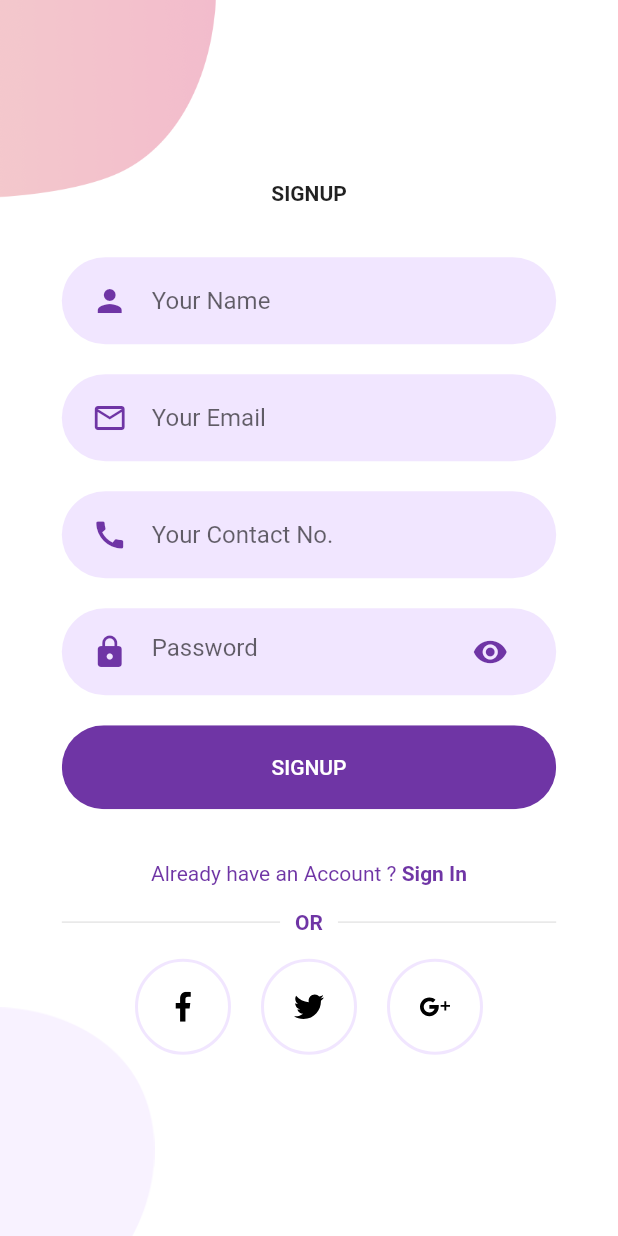
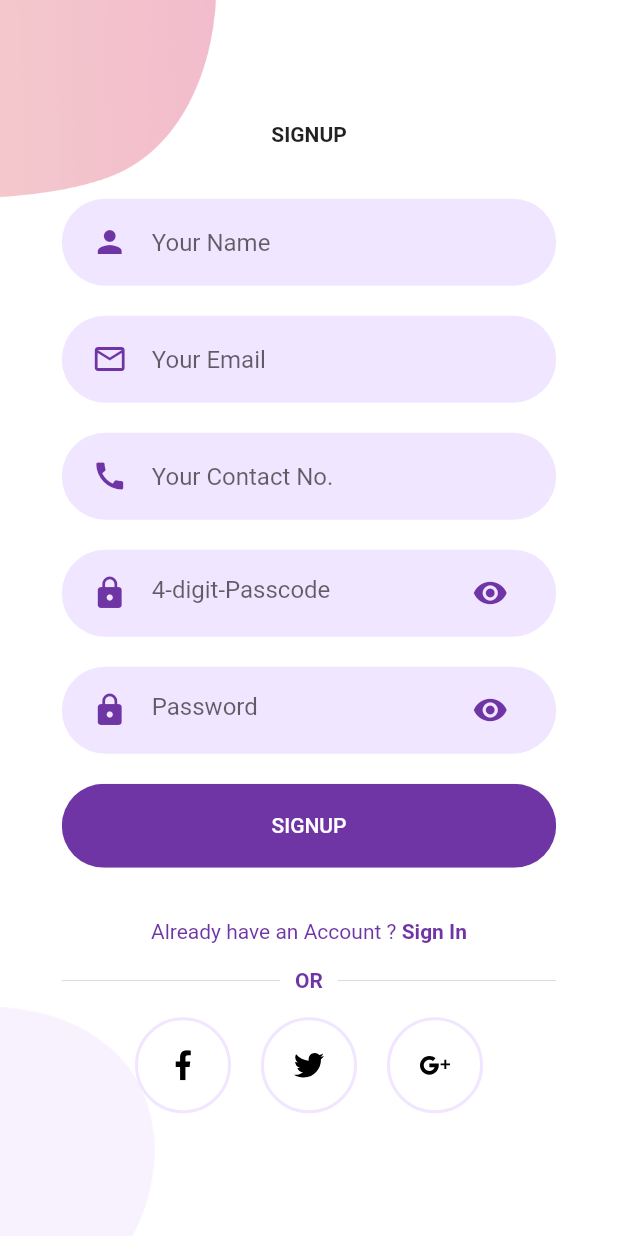
Before and after one commit to rutvik11062000/Emergency-Services-DE, a Flutter app: the SignUpScreen screen opened directly, after a tap on "SIGNUP", on a phone screen of 412 x 824 dp. Run offline on Flutter 3.47's test engine with Material 2 defaults, Android fonts, the phone set to English and light mode, and no system bars; our stand-ins replace cloud_firestore, firebase_auth, firebase_core, flutter_svg; accounts and stored records are empty; network calls fail.

Commit message:
getting-services-from-firebase 📅

```diff
--- a/lib/Screens/Signup/components/body.dart
+++ b/lib/Screens/Signup/components/body.dart
@@ -33,7 +33,10 @@ class _BodyState extends State<Body> {
     String name = "nmae",
         email = "email",
         contact = "contact",
+        passcode = "passcode",
         password = "pass";
+
+    // int passcode = 0000;
     Size size = MediaQuery.of(context).size;
     return Background(
       child: SingleChildScrollView(
@@ -69,6 +72,14 @@ class _BodyState extends State<Body> {
               },
               icon: Icons.call,
             ),
+            RoundedPassCode(
+              onChanged: (value) {
+                // setState(() {
+                passcode = value;
+                // print(password);
+                // });
+              },
+            ),
             RoundedPasswordField(
               onChanged: (value) {
                 // setState(() {
@@ -82,7 +93,7 @@ class _BodyState extends State<Body> {
               press: () async {
                 // await createUserWithEmailPassword();
                 // print(name + email + contact + password);
-                await addUser(email, contact, name, password);
+                await addUser(email, contact, name, password, passcode);
                 Navigator.pushReplacement(
                   context,
                   MaterialPageRoute(
--- a/lib/components/rounded_password_field.dart
+++ b/lib/components/rounded_password_field.dart
@@ -13,6 +13,7 @@ class RoundedPasswordField extends StatelessWidget {
   Widget build(BuildContext context) {
     return TextFieldContainer(
       child: TextField(
+        // keyboardType: ,
         obscureText: true,
         onChanged: onChanged,
         cursorColor: kPrimaryColor,
@@ -32,3 +33,35 @@ class RoundedPasswordField extends StatelessWidget {
     );
   }
 }
+
+class RoundedPassCode extends StatelessWidget {
+  final ValueChanged<String> onChanged;
+  const RoundedPassCode({
+    Key key,
+    this.onChanged,
+  }) : super(key: key);
+
+  @override
+  Widget build(BuildContext context) {
+    return TextFieldContainer(
+      child: TextField(
+        keyboardType: TextInputType.number,
+        obscureText: true,
+        onChanged: onChanged,
+        cursorColor: kPrimaryColor,
+        decoration: InputDecoration(
+          hintText: "4-digit-Passcode",
+          icon: Icon(
+            Icons.lock,
+            color: kPrimaryColor,
+          ),
+          suffixIcon: Icon(
+            Icons.visibility,
+            color: kPrimaryColor,
+          ),
+          border: InputBorder.none,
+        ),
+      ),
+    );
+  }
+}
--- a/lib/services/firebase-service.dart
+++ b/lib/services/firebase-service.dart
@@ -3,6 +3,7 @@ import 'package:firebase_auth/firebase_auth.dart';
 
 FirebaseFirestore db = FirebaseFirestore.instance;
 CollectionReference userRef = db.collection('users');
+// CollectionReference userRef = db.collection('users');
 
 Future<User> createUserWithEmailPassword(String email, String password) async {
   try {
@@ -46,10 +47,15 @@ Future<void> signOutUser() async {
   await FirebaseAuth.instance.signOut();
 }
 
-Future<void> addUser(
-    String email, String contact, String name, String password) async {
+Future<void> addUser(String email, String contact, String name, String password,
+    String passcode) async {
   User user = await createUserWithEmailPassword(email, password);
 
-  userRef.doc(user.uid).set(
-      {'userID': user.uid, 'email': email, 'contact': contact, 'name': name});
+  userRef.doc(user.uid).set({
+    'userID': user.uid,
+    'email': email,
+    'contact': contact,
+    'name': name,
+    'passcode': passcode
+  });
 }
```
Also changed, not shown: lib/Screens/EmergencyScreen/EmergencyScreen.dart (+94 -11 lines), lib/Screens/MainScreen/MainScreen.dart (+31 -14 lines), lib/providers/MainPageViewModel.dart (+52 -0 lines).
